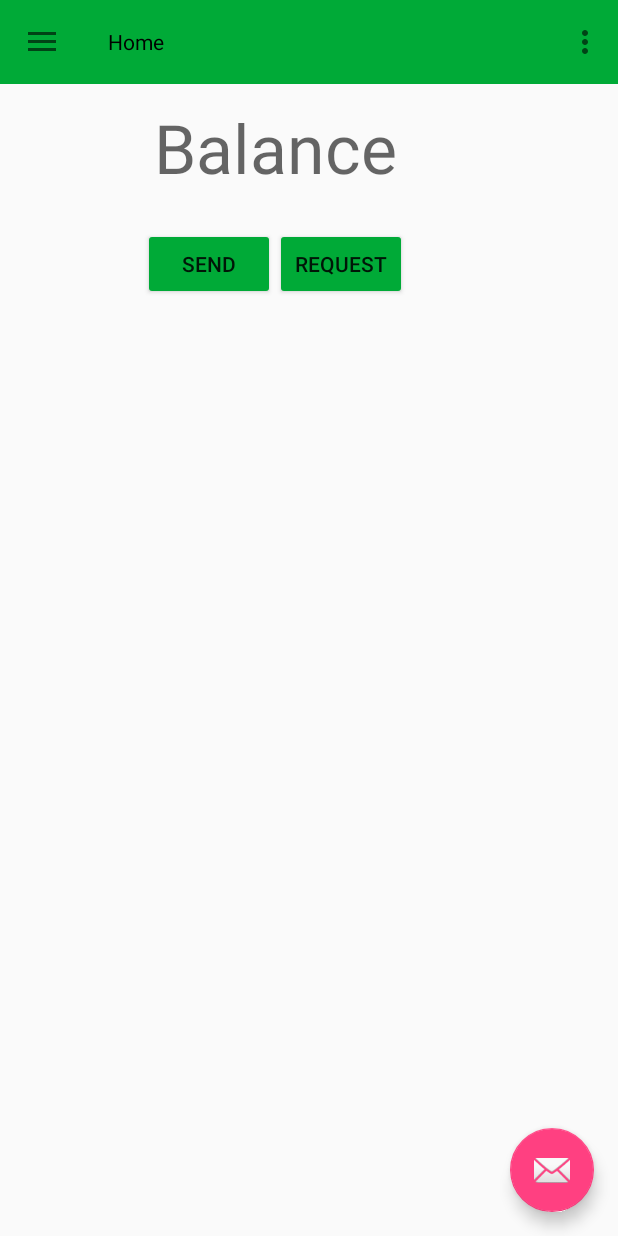
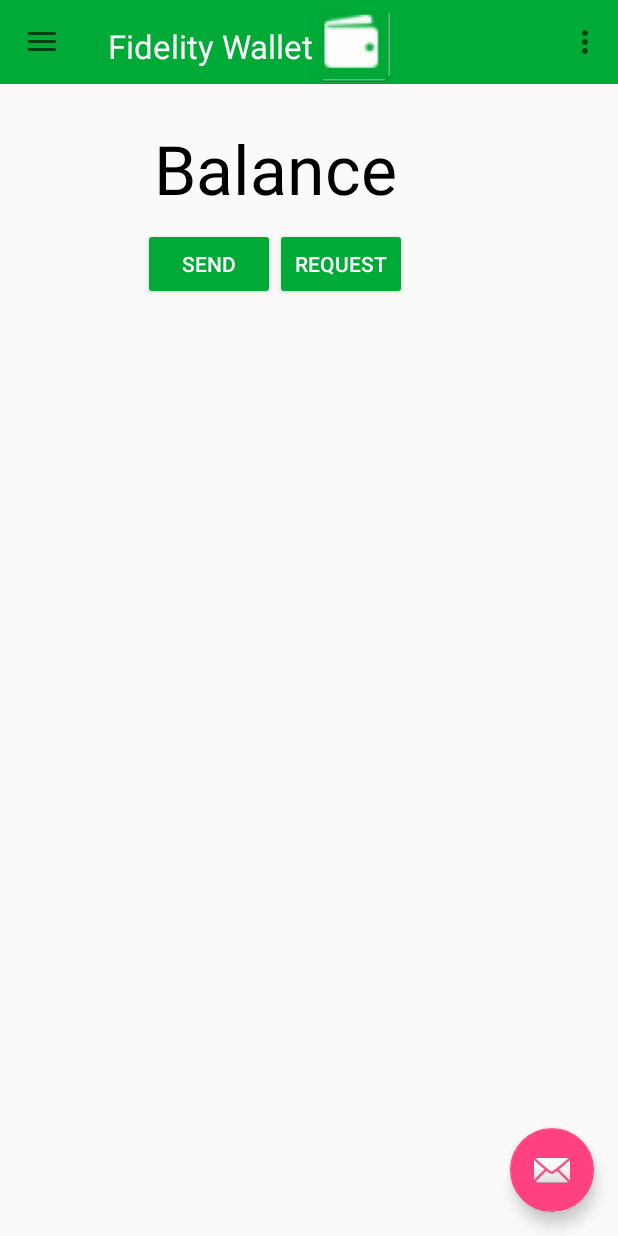
Before and after one commit to brenner0111/FidelityWalletAndroid, an Android app: the HomePageActivity screen opened directly, with no data from a screen before it, on a phone screen of 412 x 824 dp. Run offline under Robolectric (Android 15) with nearby library versions, the phone set to English and light mode, and no system bars; network calls fail.

Commit message:
Post Request for Login Auth. working. Also some front-end changes made

```diff
--- a/app/src/main/AndroidManifest.xml
+++ b/app/src/main/AndroidManifest.xml
@@ -6,6 +6,7 @@
     <uses-permission android:name="android.permission.GET_ACCOUNTS" />
     <uses-permission android:name="android.permission.READ_PROFILE" />
     <uses-permission android:name="android.permission.READ_CONTACTS" />
+    <uses-permission android:name="android.permission.INTERNET"/>
 
     <application
         android:allowBackup="true"
--- a/app/src/main/res/layout/activity_login.xml
+++ b/app/src/main/res/layout/activity_login.xml
@@ -72,6 +72,7 @@
                 android:layout_marginTop="16dp"
                 android:background="@color/FidelityGreen"
                 android:text="@string/action_sign_in"
+                android:textColor="@android:color/background_light"
                 android:textStyle="bold" />
 
         </LinearLayout>
--- a/app/src/main/res/layout/app_bar_home_page.xml
+++ b/app/src/main/res/layout/app_bar_home_page.xml
@@ -13,7 +13,8 @@
 
     </android.support.design.widget.AppBarLayout>
 
-    <include layout="@layout/content_home_page" />
+    <include layout="@layout/content_home_page"
+        android:id="@+id/include3" />
 
     <android.support.design.widget.FloatingActionButton
         android:id="@+id/fab"
@@ -26,15 +27,24 @@
     <android.support.v7.widget.Toolbar
         android:id="@+id/toolbar"
         android:layout_width="match_parent"
-        android:layout_height="?attr/actionBarSize"
+        android:layout_height="wrap_content"
         android:background="@color/FidelityGreen"
         android:contextClickable="false"
         android:textAlignment="center"
         android:textDirection="ltr"
         app:popupTheme="@style/AppTheme.PopupOverlay"
-        app:title="@string/home_button"
+        app:title="Fidelity Wallet"
         app:titleMargin="@dimen/activity_horizontal_margin"
-        app:titleTextAppearance="@style/Platform.V25.AppCompat"
-        app:titleTextColor="@android:color/black" />
+        app:titleTextAppearance="@style/Base.TextAppearance.AppCompat.Large"
+        app:titleTextColor="@android:color/white" />
+
+    <ImageView
+        android:id="@+id/imageView6"
+        android:layout_width="60dp"
+        android:layout_height="59dp"
+        android:layout_gravity="bottom|right"
+        app:layout_anchor="@+id/include3"
+        app:layout_anchorGravity="top|center_horizontal"
+        app:srcCompat="@mipmap/fidwallet" />
 
 </android.support.design.widget.CoordinatorLayout>
--- a/app/src/main/res/layout/content_home_page.xml
+++ b/app/src/main/res/layout/content_home_page.xml
@@ -12,50 +12,55 @@
         android:id="@+id/textView"
         android:layout_width="256dp"
         android:layout_height="79dp"
+        android:layout_marginBottom="48dp"
+        android:layout_marginTop="46dp"
         android:gravity="center_vertical|center_horizontal"
         android:text="Balance"
         android:textAppearance="@style/TextAppearance.AppCompat.Display2"
+        android:textColor="@android:color/background_dark"
+        app:layout_constraintBottom_toBottomOf="@+id/button"
+        app:layout_constraintLeft_toRightOf="@+id/button"
+        app:layout_constraintRight_toRightOf="@+id/button"
+        app:layout_constraintTop_toTopOf="parent"
+        app:layout_constraintVertical_bias="1.0"
         tools:ignore="HardcodedText"
+        tools:layout_constraintBottom_creator="1"
+        tools:layout_constraintLeft_creator="1"
+        tools:layout_constraintRight_creator="1"
         tools:layout_constraintTop_creator="1"
-        tools:layout_constraintRight_creator="1"
-        tools:layout_constraintBottom_creator="1"
-        app:layout_constraintBottom_toBottomOf="@+id/button"
-        app:layout_constraintRight_toRightOf="@+id/button"
-        android:layout_marginTop="46dp"
-        tools:layout_constraintLeft_creator="1"
-        android:layout_marginBottom="48dp"
-        app:layout_constraintTop_toTopOf="parent"
-        app:layout_constraintLeft_toRightOf="@+id/button"
-        app:layout_constraintVertical_bias="0.481" />
+        app:layout_constraintHorizontal_bias="0.464" />
 
     <Button
         android:id="@+id/button"
         android:layout_width="wrap_content"
         android:layout_height="wrap_content"
+        android:layout_centerVertical="true"
+        android:layout_marginLeft="86dp"
+        android:layout_marginStart="86dp"
         android:backgroundTint="@color/FidelityGreen"
-        android:layout_centerVertical="true"
         android:text="Send"
+        android:textColor="@android:color/background_light"
+        app:layout_constraintBaseline_toBaselineOf="@+id/button2"
+        app:layout_constraintLeft_toLeftOf="@+id/gridView2"
         tools:ignore="HardcodedText"
-        android:layout_marginStart="86dp"
         tools:layout_constraintBaseline_creator="1"
-        tools:layout_constraintLeft_creator="1"
-        app:layout_constraintLeft_toLeftOf="@+id/gridView2"
-        app:layout_constraintBaseline_toBaselineOf="@+id/button2"
-        android:layout_marginLeft="86dp" />
+        tools:layout_constraintLeft_creator="1" />
 
     <Button
         android:id="@+id/button2"
         android:layout_width="wrap_content"
         android:layout_height="wrap_content"
+        android:layout_marginLeft="0dp"
         android:layout_marginTop="152dp"
         android:backgroundTint="@color/FidelityGreen"
         android:text="Request"
+        android:textColor="@android:color/background_light"
+        android:textColorLink="@android:color/background_light"
         app:layout_constraintLeft_toRightOf="@+id/button"
         app:layout_constraintTop_toTopOf="parent"
         tools:ignore="HardcodedText"
         tools:layout_constraintLeft_creator="1"
-        tools:layout_constraintTop_creator="1"
-        android:layout_marginLeft="0dp" />
+        tools:layout_constraintTop_creator="1" />
 
     <GridView
         android:id="@+id/gridView2"
@@ -66,6 +71,7 @@
         android:layout_marginStart="9dp"
         android:layout_marginTop="63dp"
         app:layout_constraintBottom_toBottomOf="parent"
+        app:layout_constraintHorizontal_bias="0.111"
         app:layout_constraintLeft_toLeftOf="parent"
         app:layout_constraintRight_toRightOf="parent"
         app:layout_constraintTop_toTopOf="@+id/button"
--- a/app/src/main/res/menu/home_page.xml
+++ b/app/src/main/res/menu/home_page.xml
@@ -4,6 +4,6 @@
     <item
         android:id="@+id/action_settings"
         android:orderInCategory="100"
-        android:title="@string/action_settings"
+        android:title="@string/logout"
         app:showAsAction="never" />
 </menu>
```
Also changed, not shown: app/src/main/java/com/example/brenner/fidelity_wallet/HomePageActivity.java (+6 -1 lines), app/src/main/java/com/example/brenner/fidelity_wallet/LoginActivity.java (+42 -8 lines), app/src/main/java/com/example/brenner/fidelity_wallet/PostRequest.java (+39 -15 lines), app/src/main/res/values/strings.xml (+7 -6 lines), app/src/main/FidWallet-web.png (added), app/src/main/FidelityWalletLogo-web.png (added), app/src/main/res/mipmap-hdpi/fidwallet.png (added), app/src/main/res/mipmap-mdpi/fidwallet.png (added), app/src/main/res/mipmap-xhdpi/fidwallet.png (added), app/src/main/res/mipmap-xxhdpi/fidwallet.png (added), app/src/main/res/mipmap-xxxhdpi/fidwallet.png (added).
